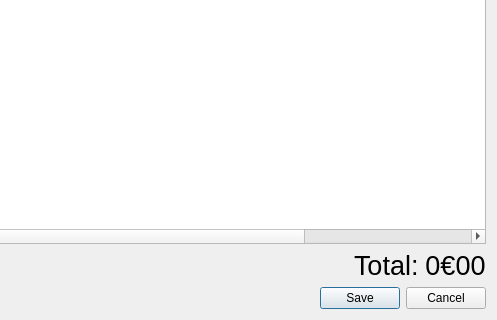
The window that marielr/ongletbdclr.ui (toopoormaghell/marielr) describes before a commit, drawn with Qt 5; both pictures show x 460 to 957 and y 256 to 576 of the 957 by 576 pixel window.
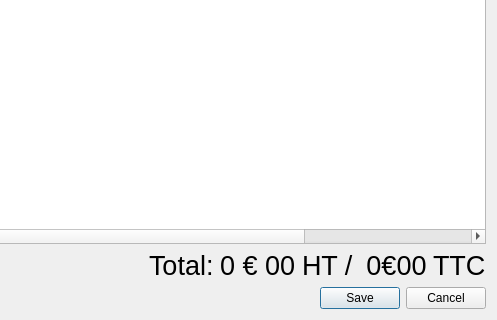
The same window after the commit.

Commit message:
Ajout d'un affichage du total HT/TTC sur l'onglet LR .
Ajout d'une petite condition qui regarde le total HT et calcule si les
frais de port doivent être considérés ou non.

Patch:
```diff
--- a/marielr/ongletbdclr.ui
+++ b/marielr/ongletbdclr.ui
@@ -207,7 +207,31 @@
         </widget>
        </item>
        <item>
-        <widget class="QLabel" name="Total">
+        <widget class="QLabel" name="TotalHT">
+         <property name="font">
+          <font>
+           <pointsize>20</pointsize>
+          </font>
+         </property>
+         <property name="text">
+          <string>0 € 00</string>
+         </property>
+        </widget>
+       </item>
+       <item>
+        <widget class="QLabel" name="label_3">
+         <property name="font">
+          <font>
+           <pointsize>20</pointsize>
+          </font>
+         </property>
+         <property name="text">
+          <string>HT / </string>
+         </property>
+        </widget>
+       </item>
+       <item>
+        <widget class="QLabel" name="TotalTTC">
          <property name="font">
           <font>
            <pointsize>20</pointsize>
@@ -224,6 +248,18 @@
          </property>
         </widget>
        </item>
+       <item>
+        <widget class="QLabel" name="label_2">
+         <property name="font">
+          <font>
+           <pointsize>20</pointsize>
+          </font>
+         </property>
+         <property name="text">
+          <string>TTC</string>
+         </property>
+        </widget>
+       </item>
       </layout>
      </item>
      <item>
```
The commit also changes 1 other file.
